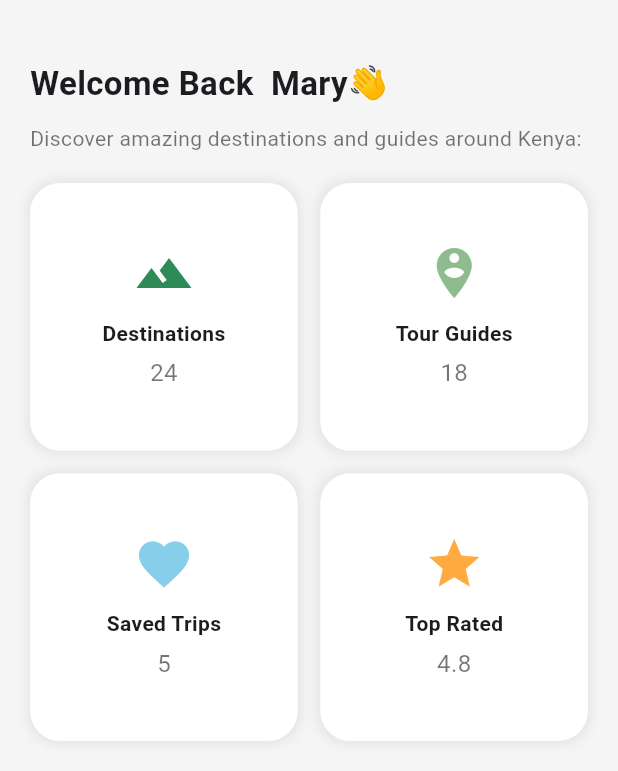
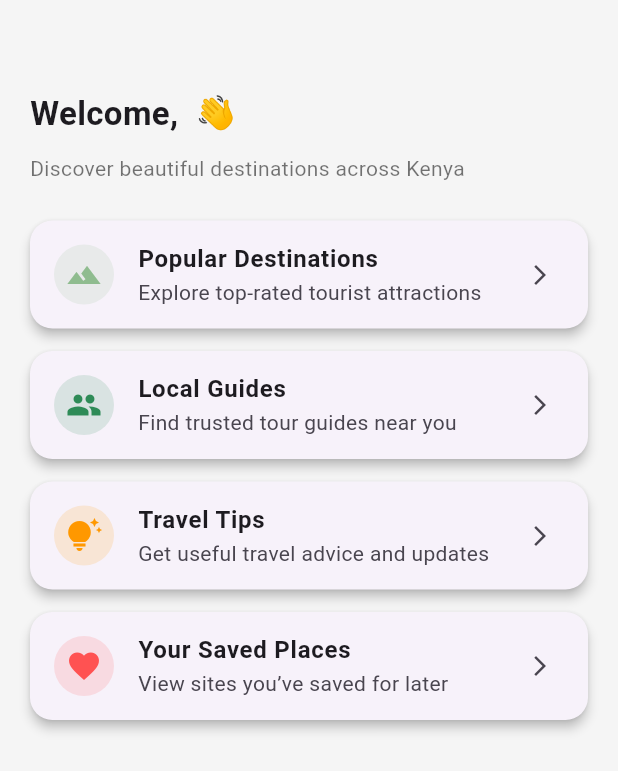
Before and after one commit to MarionOwino-ds/flutter_application_1, a Flutter app: the Dashboard screen opened directly, on a phone screen of 412 x 824 dp. Shown: the top 771 px of the screen. Run offline on Flutter 3.47's test engine with Material 3 defaults, Android fonts, the phone set to English and light mode, and no system bars; our stand-ins replace curved_navigation_bar, get, get_storage; accounts and stored records are empty; network calls fail.

Commit message:
sites.dart updated

```diff
--- a/lib/views/screens/dashboard.dart
+++ b/lib/views/screens/dashboard.dart
@@ -9,34 +9,56 @@ class Dashboard extends StatelessWidget {
 
   @override
   Widget build(BuildContext context) {
+    final username = store.read("username") ?? "Explorer";
+
     return Scaffold(
       backgroundColor: Colors.grey[100],
       body: Padding(
-        padding: const EdgeInsets.all(20.0),
+        padding: const EdgeInsets.all(20),
         child: Column(
           crossAxisAlignment: CrossAxisAlignment.start,
           children: [
-            const SizedBox(height: 20),
-            const Text(
-              "Welcome Back  Mary👋",
-              style: TextStyle(fontSize: 22, fontWeight: FontWeight.bold),
+            const SizedBox(height: 40),
+            Text(
+              "Welcome, $username 👋",
+              style: const TextStyle(
+                fontSize: 22,
+                fontWeight: FontWeight.bold,
+              ),
             ),
             const SizedBox(height: 10),
             const Text(
-              "Discover amazing destinations and guides around Kenya:",
+              "Discover beautiful destinations across Kenya",
               style: TextStyle(color: Colors.black54),
             ),
-            const SizedBox(height: 20),
+            const SizedBox(height: 25),
             Expanded(
-              child: GridView.count(
-                crossAxisCount: 2,
-                crossAxisSpacing: 15,
-                mainAxisSpacing: 15,
+              child: ListView(
                 children: [
-                  _buildCard(Icons.landscape, "Destinations", "24", primaryColor),
-                  _buildCard(Icons.person_pin_circle, "Tour Guides", "18", secondaryColor),
-                  _buildCard(Icons.favorite, "Saved Trips", "5", tertiaryColor),
-                  _buildCard(Icons.star, "Top Rated", "4.8", Colors.orangeAccent),
+                  _buildCard(
+                    "Popular Destinations",
+                    "Explore top-rated tourist attractions",
+                    Icons.landscape,
+                    secondaryColor,
+                  ),
+                  _buildCard(
+                    "Local Guides",
+                    "Find trusted tour guides near you",
+                    Icons.group,
+                    primaryColor,
+                  ),
+                  _buildCard(
+                    "Travel Tips",
+                    "Get useful travel advice and updates",
+                    Icons.tips_and_updates,
+                    Colors.orange,
+                  ),
+                  _buildCard(
+                    "Your Saved Places",
+                    "View sites you’ve saved for later",
+                    Icons.favorite,
+                    Colors.redAccent,
+                  ),
                 ],
               ),
             ),
@@ -46,31 +68,27 @@ class Dashboard extends StatelessWidget {
     );
   }
 
-  Widget _buildCard(IconData icon, String title, String count, Color color) {
-    return Container(
-      decoration: BoxDecoration(
-        color: Colors.white,
-        borderRadius: BorderRadius.circular(20),
-        boxShadow: [
-          BoxShadow(
-            color: Colors.grey.withOpacity(0.2),
-            spreadRadius: 2,
-            blurRadius: 6,
-          ),
-        ],
-      ),
-      child: Column(
-        mainAxisAlignment: MainAxisAlignment.center,
-        children: [
-          Icon(icon, size: 40, color: color),
-          const SizedBox(height: 10),
-          Text(title, style: const TextStyle(fontWeight: FontWeight.w600)),
-          const SizedBox(height: 5),
-          Text(
-            count,
-            style: const TextStyle(fontSize: 16, color: Colors.black54),
-          ),
-        ],
+  Widget _buildCard(
+    String title,
+    String description,
+    IconData icon,
+    Color color,
+  ) {
+    return Card(
+      margin: const EdgeInsets.only(bottom: 15),
+      shape: RoundedRectangleBorder(borderRadius: BorderRadius.circular(15)),
+      elevation: 3,
+      child: ListTile(
+        leading: CircleAvatar(
+          backgroundColor: color.withOpacity(0.15),
+          child: Icon(icon, color: color),
+        ),
+        title: Text(
+          title,
+          style: const TextStyle(fontWeight: FontWeight.w600),
+        ),
+        subtitle: Text(description),
+        trailing: const Icon(Icons.arrow_forward_ios, size: 16),
       ),
     );
   }
```
